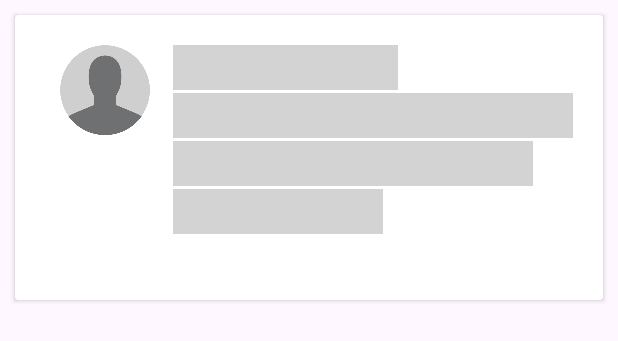
After one commit to KassioVieira/PostsApp, an Android app: the layout skeleton_posts.xml on its own in the app's theme, with its tools: preview values and no code run, on a phone screen of 412 x 824 dp. The commit adds this screen. Shown: the top 341 px of the screen. Run offline under Robolectric (Android 15) with nearby library versions, the phone set to English and light mode, and no system bars; network calls fail.

Commit message:
added the skeleton layout

```diff
--- a/app/build.gradle.kts
+++ b/app/build.gradle.kts
@@ -46,6 +46,10 @@
     implementation ("androidx.lifecycle:lifecycle-viewmodel:2.6.1")
     implementation ("androidx.lifecycle:lifecycle-runtime:2.6.1")
 
+    // skeleton
+    implementation ("com.facebook.shimmer:shimmer:0.5.0")
+
+
     implementation("androidx.core:core-ktx:1.9.0")
     implementation("androidx.appcompat:appcompat:1.6.1")
     implementation("com.google.android.material:material:1.9.0")
--- /dev/null
+++ b/app/src/main/res/layout/skeleton_posts.xml
@@ -0,0 +1,63 @@
+<?xml version="1.0" encoding="utf-8"?>
+<androidx.cardview.widget.CardView
+    xmlns:android="http://schemas.android.com/apk/res/android"
+    android:layout_width="match_parent"
+    android:layout_height="wrap_content"
+    android:layout_margin="10dp"
+    >
+    <androidx.appcompat.widget.LinearLayoutCompat
+        android:layout_width="match_parent"
+        android:layout_height="match_parent"
+        android:padding="20dp"
+        android:orientation="horizontal"
+        >
+
+        <ImageView
+            android:id="@+id/user_image"
+            android:layout_width="80dp"
+            android:layout_height="60dp"
+            android:src="@drawable/empty"
+            />
+
+        <androidx.appcompat.widget.LinearLayoutCompat
+            android:id="@+id/wrap_tex"
+            android:layout_width="match_parent"
+            android:orientation="vertical"
+            android:layout_height="150dp">
+            <View
+                android:id="@+id/username"
+                android:layout_width="150dp"
+                android:layout_height="30dp"
+                android:layout_marginLeft="5dp"
+                android:textStyle="bold"
+                android:background="@color/colorSkeleton"
+                />
+
+            <View
+                android:id="@+id/body"
+                android:layout_width="match_parent"
+                android:layout_height="30dp"
+                android:layout_marginLeft="5dp"
+                android:layout_marginTop="2dp"
+                android:background="@color/colorSkeleton"
+                />
+            <View
+                android:id="@+id/body2"
+                android:layout_width="240dp"
+                android:layout_height="30dp"
+                android:layout_marginLeft="5dp"
+                android:layout_marginTop="2dp"
+                android:background="@color/colorSkeleton"
+                />
+            <View
+                android:id="@+id/body3"
+                android:layout_width="140dp"
+                android:layout_height="30dp"
+                android:layout_marginLeft="5dp"
+                android:layout_marginTop="2dp"
+                android:background="@color/colorSkeleton"
+                />
+        </androidx.appcompat.widget.LinearLayoutCompat>
+
+    </androidx.appcompat.widget.LinearLayoutCompat>
+</androidx.cardview.widget.CardView>
--- a/app/src/main/res/values/colors.xml
+++ b/app/src/main/res/values/colors.xml
@@ -2,4 +2,5 @@
 <resources>
     <color name="black">#FF000000</color>
     <color name="white">#FFFFFFFF</color>
+    <color name="colorSkeleton">#D3D3D3</color>
 </resources>
--- a/app/src/main/res/values/strings.xml
+++ b/app/src/main/res/values/strings.xml
@@ -2,4 +2,6 @@
     <string name="app_name">Posts</string>
     <string name="title_post">Post Test</string>
     <string name="body_post">Simply dummy text of the printing and typesetting industry. Lorem Ipsum has been the industry standard dummy text ever since the 1500s, when an unknown printer took a galley of type and scrambled it to make a type specimen book.</string>
+    <string name="posts_app">Posts app</string>
+    <string name="list_of_posts">list of posts</string>
 </resources>
```
Also changed, not shown: app/src/main/java/com/example/posts/UI/View/PostsActivity.kt (+16 -0 lines), app/src/main/res/layout/activity_main.xml (+43 -1 lines), 2 other files.
